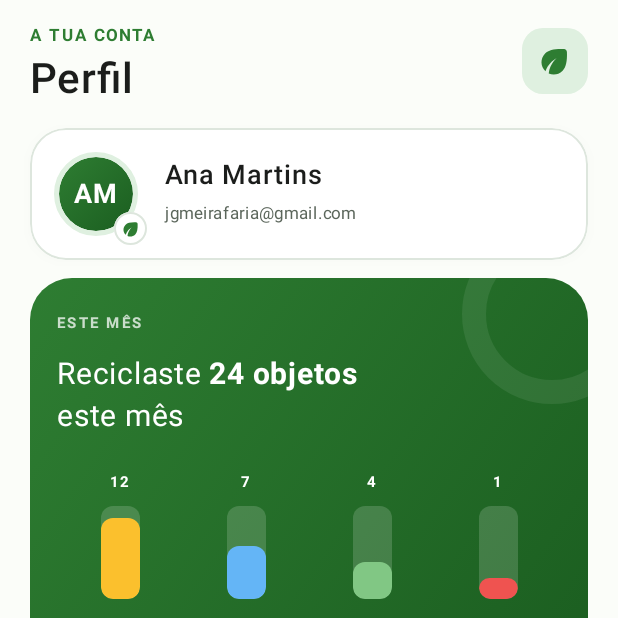
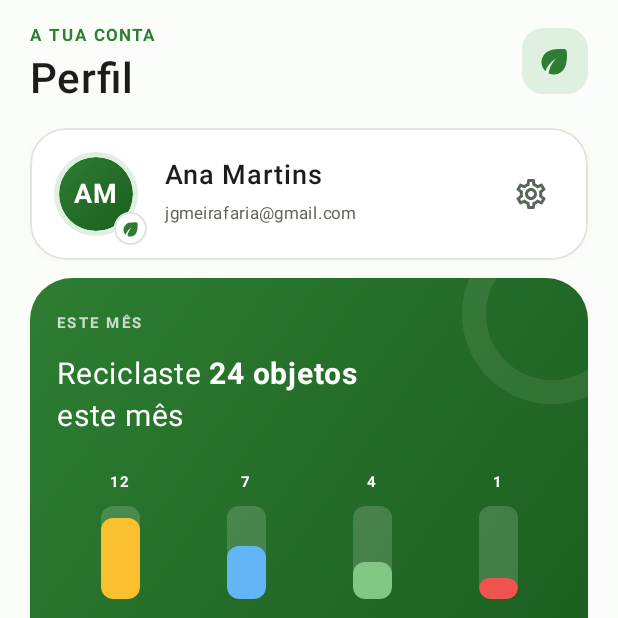
Before and after one commit to SamuelFerreira0/pontoverde, an Android app built with Jetpack Compose: the ProfileScreen screen opened through its navigation route, on a phone screen of 412 x 824 dp, the top half of it. Run offline under Robolectric (Android 15) with nearby library versions, the phone set to English and light mode, and no system bars.

Commit message:
Botao das definicoes no ProfileScreen

```diff
--- a/app/src/main/java/com/example/pontoverde/ui/profile/ProfileScreen.kt
+++ b/app/src/main/java/com/example/pontoverde/ui/profile/ProfileScreen.kt
@@ -27,6 +27,8 @@ import androidx.compose.material.icons.outlined.Description
 import androidx.compose.material.icons.outlined.LocalDrink
 import androidx.compose.material.icons.outlined.WineBar
 import androidx.compose.material.icons.rounded.Eco
+import androidx.compose.material.icons.outlined.Settings
+import androidx.compose.material3.IconButton
 import androidx.compose.material3.Icon
 import androidx.compose.material3.Scaffold
 import androidx.compose.material3.Text
@@ -126,6 +128,7 @@ fun ProfileScreen(
     email: String = "jgmeirafaria@gmail.com",
     stats: List<BinStat> = sampleStats,
     activities: List<RecyclingActivity> = sampleActivities,
+    onSettings: () -> Unit = {},
 ) {
     var showEmpty by remember { mutableStateOf(false) }
 
@@ -139,7 +142,7 @@ fun ProfileScreen(
             Spacer(Modifier.height(4.dp))
         }
 
-        item { ProfileCard(name = userName, email = email) }
+        item { ProfileCard(name = userName, email = email, onSettings = onSettings) }
 
         item { MonthlyStatsCard(stats = stats) }
 
@@ -186,7 +189,7 @@ fun ProfileScreen(
 // ---------------------------------------------------------------------------
 
 @Composable
-private fun ProfileCard(name: String, email: String) {
+private fun ProfileCard(name: String, email: String, onSettings: () -> Unit) {
     val initials = name.split(" ")
         .mapNotNull { it.firstOrNull() }
         .take(2)
@@ -241,7 +244,7 @@ private fun ProfileCard(name: String, email: String) {
 
         Spacer(Modifier.width(16.dp))
 
-        Column {
+        Column(modifier = Modifier.weight(1f)) {
             Text(
                 text = name,
                 fontSize = 18.sp,
@@ -250,6 +253,13 @@ private fun ProfileCard(name: String, email: String) {
             )
             Spacer(Modifier.height(2.dp))
             Text(text = email, fontSize = 11.sp, color = EcoColors.TextSecondary)
+        }
+        IconButton(onClick = onSettings) {
+            Icon(
+                imageVector = Icons.Outlined.Settings,
+                contentDescription = "Definições",
+                tint = EcoColors.TextSecondary,
+            )
         }
     }
 }
```
